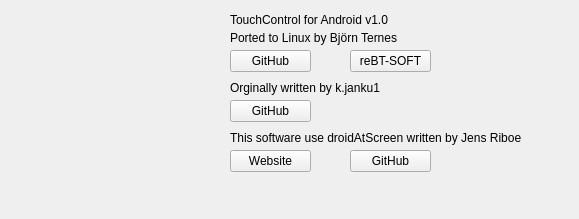
First picture: the form in about.ui, repository ternes3/TouchControl-for-Android, before the edit.
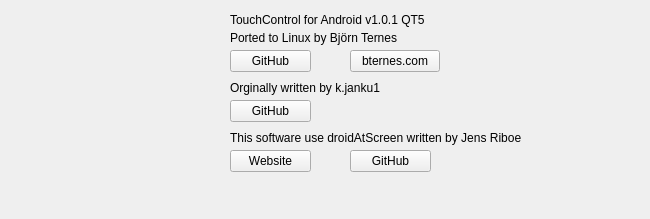
Second picture: the form after the edit.

Commit message: change readme. change some ui elements and fix window height / width.

```diff
--- a/about.ui
+++ b/about.ui
@@ -6,7 +6,7 @@
    <rect>
     <x>0</x>
     <y>0</y>
-    <width>579</width>
+    <width>650</width>
     <height>219</height>
    </rect>
   </property>
@@ -23,7 +23,7 @@
     </rect>
    </property>
    <property name="text">
-    <string>TouchControl for Android v1.0</string>
+    <string>TouchControl for Android v1.0.1 QT5</string>
    </property>
   </widget>
   <widget class="QLabel" name="label_2">
@@ -70,12 +70,12 @@
     <rect>
      <x>350</x>
      <y>50</y>
-     <width>81</width>
+     <width>90</width>
      <height>22</height>
     </rect>
    </property>
    <property name="text">
-    <string>reBT-SOFT</string>
+    <string>bternes.com</string>
    </property>
   </widget>
   <widget class="QPushButton" name="github_orginal">
@@ -96,7 +96,7 @@
     <rect>
      <x>230</x>
      <y>130</y>
-     <width>341</width>
+     <width>400</width>
      <height>16</height>
     </rect>
    </property>
```
Left out of the diff: 4 changed lines with no effect on the pictures. The commit also changes 21 other files.
